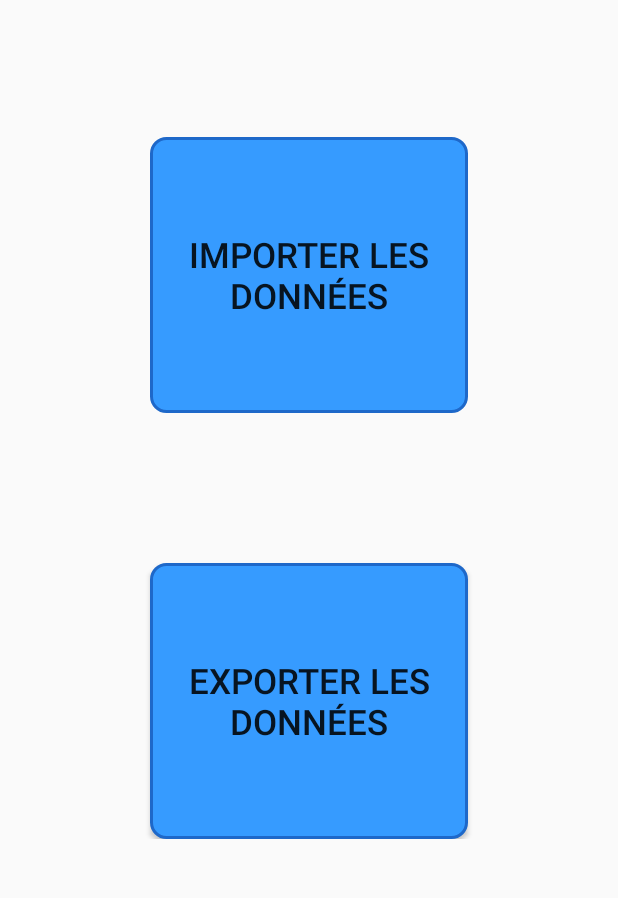
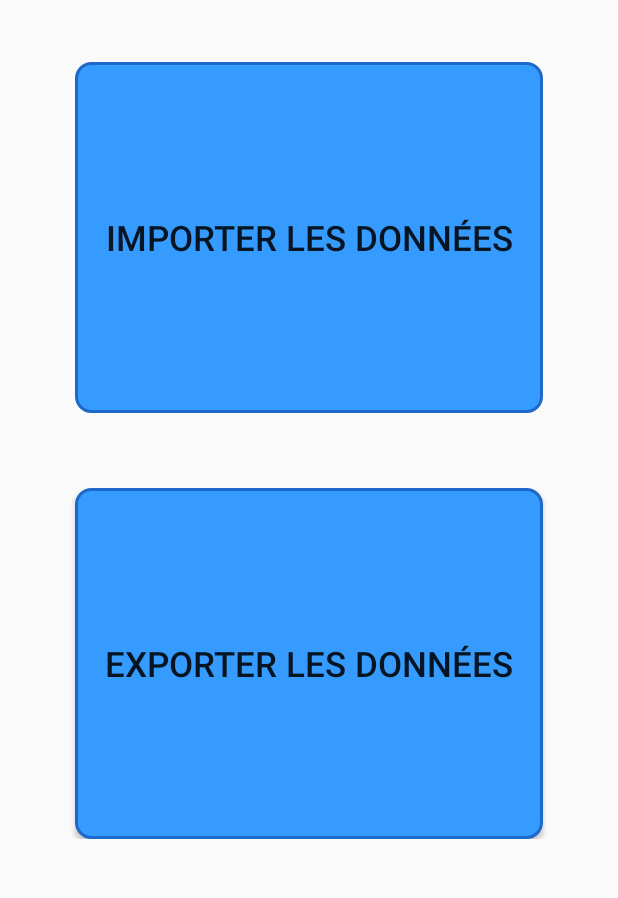
Before and after one commit to Enaxom/osg-patrol, an Android app: the screen it shows after launch (MainActivity), after a tap on "IMPORTER LES DONNÉES", on a phone screen of 412 x 824 dp, the part 331-1229 px from its top. Run offline under Robolectric (Android 15) with nearby library versions, the phone set to English and light mode, and no system bars.

Commit message:
Edit layout smartphones

```diff
--- a/app/src/main/assets/label.json
+++ b/app/src/main/assets/label.json
@@ -16,6 +16,10 @@
   "code":"Localisation :",
   "startDate":"Date et heure de début de l\u0027action :",
   "endDate":"Date et heure de fin de l\u0027action :",
+  "startDate2":"Date de début de l'action :",
+  "endDate2":"Date de fin de l'action :",
+  "startTime":"Heure de début de l'action :",
+  "endTime":"Heure de fin de l'action :",
   "services":"Services",
   "teams":"Equipes",
   "participant":"Intervenants",
--- a/app/src/main/java/com/app/osgrim/InputFragment.java
+++ b/app/src/main/java/com/app/osgrim/InputFragment.java
@@ -16,6 +16,7 @@ import androidx.fragment.app.Fragment;
 import androidx.recyclerview.widget.LinearLayoutManager;
 import androidx.recyclerview.widget.RecyclerView;
 
+import android.util.Log;
 import android.view.Gravity;
 import android.view.LayoutInflater;
 import android.view.MotionEvent;
@@ -885,7 +886,7 @@ public class InputFragment extends Fragment implements OnItemClickListener {
 
 	private void initializeText() {
 		TextView txtTeam, txtUser, txtAddress, txtZone, txtBuild, txtLvl, txtCanton, txtPillar, txtSpaceCat, txtSpace;
-		TextView txtMaintenance, txtNature, txtFrequency, txtMaterial, txtCode, txtStartDate, txtEndDate;
+		TextView txtMaintenance, txtNature, txtFrequency, txtMaterial, txtCode, txtStartDate, txtEndDate, txtStartDate2, txtEndDate2, txtStartTime, txtEndTime;
 		TextView txtServices, txtService1, txtService2;
 		TextView txtIntervenants, txtTeams, txtInters;
 		TextView txtIncidents, txtIncident, txtComment;
@@ -908,6 +909,10 @@ public class InputFragment extends Fragment implements OnItemClickListener {
 		txtCode = inputView.findViewById(R.id.txtCode);
 		txtStartDate = inputView.findViewById(R.id.txtStartDate);
 		txtEndDate = inputView.findViewById(R.id.txtEndDate);
+		txtStartDate2 = inputView.findViewById(R.id.txtStartDate2);
+		txtEndDate2 = inputView.findViewById(R.id.txtEndDate2);
+		txtStartTime = inputView.findViewById(R.id.txtStartTime);
+		txtEndTime = inputView.findViewById(R.id.txtEndTime);
 		txtServices = inputView.findViewById(R.id.txtServices);
 		txtService1 = inputView.findViewById(R.id.txtService1);
 		txtService2 = inputView.findViewById(R.id.txtService2);
@@ -934,8 +939,6 @@ public class InputFragment extends Fragment implements OnItemClickListener {
 		txtFrequency.setText(mainAct.labels.get("frequency"));
 		txtMaterial.setText(mainAct.labels.get("material"));
 		txtCode.setText(mainAct.labels.get("code"));
-		txtStartDate.setText(mainAct.labels.get("startDate"));
-		txtEndDate.setText(mainAct.labels.get("endDate"));
 		txtServices.setText(mainAct.labels.get("services"));
 		txtIntervenants.setText(mainAct.labels.get("participant"));
 		txtInters.setText(mainAct.labels.get("participant"));
@@ -945,6 +948,17 @@ public class InputFragment extends Fragment implements OnItemClickListener {
 		txtComment.setText(mainAct.labels.get("comment"));
 		txtDetails.setText(mainAct.labels.get("details"));
 
+		// String tag = inputView.getTag().toString();
+		if (!getTagStr().equals("smartphone")) {
+			txtStartDate.setText(mainAct.labels.get("startDate"));
+			txtEndDate.setText(mainAct.labels.get("endDate"));
+		} else {
+			txtStartDate2.setText(mainAct.labels.get("startDate2"));
+			txtEndDate2.setText(mainAct.labels.get("endDate2"));
+			txtStartTime.setText(mainAct.labels.get("startTime"));
+			txtEndTime.setText(mainAct.labels.get("endTime"));
+		}
+
 		btnSave.setText(mainAct.labels.get("save"));
 		btnClear.setText(mainAct.messages.get("clear"));
 
@@ -953,6 +967,10 @@ public class InputFragment extends Fragment implements OnItemClickListener {
 
 		txtService1.setText(mainAct.serviceCats.get(0).getName());
 		txtService2.setText(mainAct.serviceCats.get(1).getName());
+	}
+
+	protected String getTagStr() {
+		return inputView.getTag().toString();
 	}
 
 	@Override
--- a/app/src/main/java/com/app/osgrim/MainActivity.java
+++ b/app/src/main/java/com/app/osgrim/MainActivity.java
@@ -635,6 +635,10 @@ public class MainActivity extends AppCompatActivity {
 			this.labels.put("code", jObj.getString("code"));
 			this.labels.put("startDate", jObj.getString("startDate"));
 			this.labels.put("endDate", jObj.getString("endDate"));
+			this.labels.put("startDate2", jObj.getString("startDate2"));
+			this.labels.put("endDate2", jObj.getString("endDate2"));
+			this.labels.put("startTime", jObj.getString("startTime"));
+			this.labels.put("endTime", jObj.getString("endTime"));
 			this.labels.put("services", jObj.getString("services"));
 			this.labels.put("teams", jObj.getString("teams"));
 			this.labels.put("participant", jObj.getString("participant"));
--- a/app/src/main/res/layout-sw600dp/fragment_input.xml
+++ b/app/src/main/res/layout-sw600dp/fragment_input.xml
@@ -6,6 +6,7 @@
     android:layout_height="match_parent"
     xmlns:app="http://schemas.android.com/apk/res-auto"
     android:paddingBottom="60dp"
+    android:tag="tablet"
     tools:context=".InputFragment"
     android:id="@+id/inputScrollView" >
 
--- a/app/src/main/res/layout/fragment_export.xml
+++ b/app/src/main/res/layout/fragment_export.xml
@@ -33,9 +33,9 @@
             android:id="@+id/btnImport"
             android:layout_width="match_parent"
             android:layout_height="wrap_content"
-            android:layout_marginTop="100dp"
-            android:layout_marginStart="100dp"
-            android:layout_marginEnd="100dp"
+            android:layout_marginTop="50dp"
+            android:layout_marginStart="50dp"
+            android:layout_marginEnd="50dp"
             android:background="@drawable/blue_button"
             android:layout_weight="1"
             android:textSize="@dimen/large_text"/>
@@ -44,9 +44,9 @@
             android:id="@+id/btnExport"
             android:layout_width="match_parent"
             android:layout_height="wrap_content"
-            android:layout_marginTop="100dp"
-            android:layout_marginStart="100dp"
-            android:layout_marginEnd="100dp"
+            android:layout_marginTop="50dp"
+            android:layout_marginStart="50dp"
+            android:layout_marginEnd="50dp"
             android:background="@drawable/blue_button"
             android:layout_weight="1"
             android:textSize="@dimen/large_text"/>
```
Also changed, not shown: app/src/main/java/com/app/osgrim/IncidentAdapter.java (+8 -2 lines), app/src/main/res/layout/fragment_input.xml (+142 -73 lines), app/src/main/res/layout/pop_up_incident.xml (+22 -10 lines), 1 other file.
